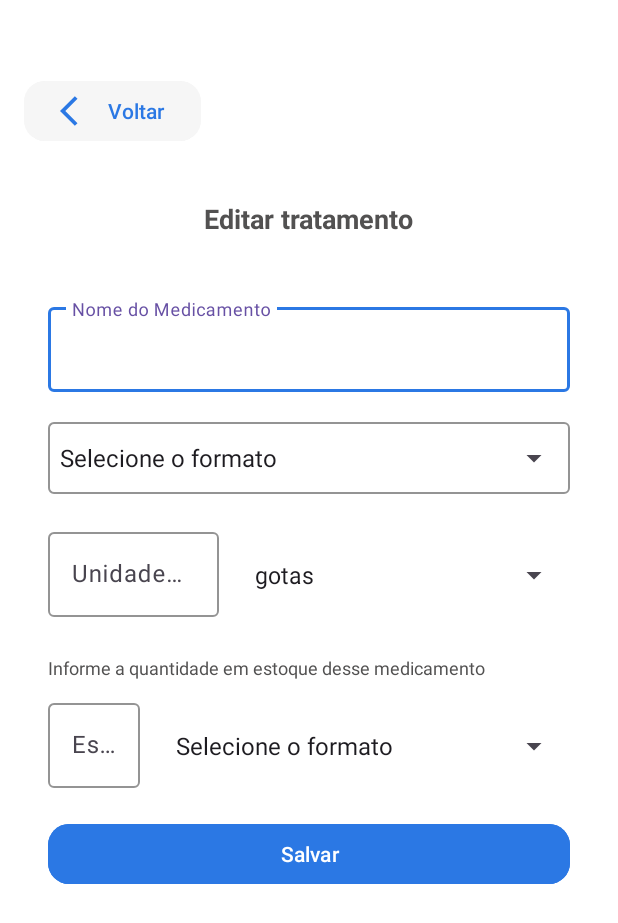
After one commit to lisboaluan/doseCerta, an Android app: the EditarMedicamentoActivity screen opened directly, with no data from a screen before it, on a phone screen of 412 x 824 dp. The commit adds this screen. Shown: the top 923 px of the screen. Run offline under Robolectric (Android 15) with nearby library versions, the phone set to English and light mode, and no system bars.

Commit message:
Adição da tela de edição de tratamento

```diff
--- a/app/src/main/AndroidManifest.xml
+++ b/app/src/main/AndroidManifest.xml
@@ -19,6 +19,10 @@
             android:name=".view.SignupActivity"
             android:exported="false" />
         <activity
+            android:name=".view.EditarMedicamentoActivity"
+            />
+
+        <activity
             android:name=".view.HomeActivity"
             android:exported="false" />
         <activity
--- a/app/src/main/java/com/luanlisboa/dosecerta/repository/AlertaRepository.kt
+++ b/app/src/main/java/com/luanlisboa/dosecerta/repository/AlertaRepository.kt
@@ -27,10 +27,10 @@ class AlertaRepository(context: Context) {
         return resultado
     }
 
-    fun getAllAlertas(): List<Alerta> {
+    fun getAllAlertas(idMedicamento: Long): List<Alerta> {
         val alertas = mutableListOf<Alerta>()
         val db = dbHelper.readableDatabase
-        val cursor = db.query("tbl_Alerta", null, "id_usuario = ?", arrayOf( SessionManager.loggedInUserId.toString()), null, null, null)
+        val cursor = db.query("tbl_Alerta", null, "id_usuario = ? AND id_medicamento = ?", arrayOf( SessionManager.loggedInUserId.toString(), idMedicamento.toString()), null, null, null)
 
         if (cursor.moveToFirst()) {
             do {
--- a/app/src/main/java/com/luanlisboa/dosecerta/view/CadastroMedicamentoActivity.kt
+++ b/app/src/main/java/com/luanlisboa/dosecerta/view/CadastroMedicamentoActivity.kt
@@ -31,6 +31,7 @@ class CadastroMedicamentoActivity : AppCompatActivity() {
 
             val sharedPreferences = getSharedPreferences("FormatoPrefs", MODE_PRIVATE)
             val editor = sharedPreferences.edit()
+            editor.clear()
             editor.putString("selectedFormat", spinnerFormato)
             editor.apply()
 
--- /dev/null
+++ b/app/src/main/java/com/luanlisboa/dosecerta/view/EditarMedicamentoActivity.kt
@@ -0,0 +1,86 @@
+package com.luanlisboa.dosecerta.view
+
+import android.os.Bundle
+import android.widget.Spinner
+import androidx.appcompat.app.AppCompatActivity
+import com.google.android.material.textfield.TextInputEditText
+import com.luanlisboa.dosecerta.R
+import com.luanlisboa.dosecerta.repository.MedicamentoRepository
+
+class EditarMedicamentoActivity : AppCompatActivity() {
+
+    private lateinit var medicamentoRepository: MedicamentoRepository
+    private var medicamentoId: Long? = null
+
+    private lateinit var editNomeMedicamento: TextInputEditText
+    private lateinit var spinnerFormato: Spinner
+    private lateinit var editUnidadeMedida: TextInputEditText
+    private lateinit var spinnerUnidadeMedida: Spinner
+    private lateinit var editEstoque: TextInputEditText
+    private lateinit var editEstoqueFormato: Spinner
+
+    override fun onCreate(savedInstanceState: Bundle?) {
+        super.onCreate(savedInstanceState)
+        setContentView(R.layout.activity_editar_medicamento)
+
+        // Inicializando o repositório
+        medicamentoRepository = MedicamentoRepository(this)
+
+        // Recuperando os campos de input
+        editNomeMedicamento = findViewById(R.id.edit_NomeMedicamentoEditar)
+        spinnerFormato = findViewById(R.id.spinnerFormatoEditar)
+        editUnidadeMedida = findViewById(R.id.edit_unidadeMedidaEditar)
+        spinnerUnidadeMedida = findViewById(R.id.spinnerUnidadeMedidaEditar)
+        editEstoque = findViewById(R.id.edit_estoqueEditar)
+        editEstoqueFormato = findViewById(R.id.spinnerEstoqueEditar)
+
+
+        // Recupera o ID do medicamento enviado pela Intent
+        medicamentoId = intent.getLongExtra("medicamentoId", -1)
+        if (medicamentoId != -1L) {
+            // Carregar dados do medicamento no formulário
+            carregarDadosMedicamento(medicamentoId!!)
+        }
+
+        // Configura o botão de salvar
+        findViewById<com.google.android.material.button.MaterialButton>(R.id.btn_salvar).setOnClickListener {
+            // Somente salvar quando o botão for clicado
+            salvarMedicamento()
+        }
+    }
+
+    private fun carregarDadosMedicamento(id: Long) {
+        // Recupera o medicamento do banco de dados
+        val medicamento = medicamentoRepository.getMedicamentoById(id)
+
+        val formatoArray = resources.getStringArray(R.array.formato) // O array usado no Spinner
+
+
+        // Preenche os campos com os dados existentes
+        medicamento?.let {
+            editNomeMedicamento.setText(it.nome)
+            spinnerFormato.setSelection(formatoArray.indexOf(it.formato))
+            editUnidadeMedida.setText(it.medida)
+            editEstoque.setText(it.quantEstoque.toString())
+        }
+    }
+
+    private fun salvarMedicamento() {
+        val nome = editNomeMedicamento.text.toString()
+        val dosagem = editUnidadeMedida.text.toString()
+/**
+        if (nome.isEmpty() || dosagem.isEmpty() || horario.isEmpty()) {
+            Toast.makeText(this, "Preencha todos os campos", Toast.LENGTH_SHORT).show()
+            return
+        }
+
+        if (medicamentoId != null && medicamentoId != -1L) {
+            // Atualizar o medicamento existente
+            medicamentoRepository.atualizarMedicamento(medicamentoId!!, nome, dosagem, horario)
+            Toast.makeText(this, "Medicamento atualizado com sucesso!", Toast.LENGTH_SHORT).show()
+        }
+**/
+        // Finaliza a Activity após salvar
+        finish()
+    }
+}
--- /dev/null
+++ b/app/src/main/res/layout/activity_editar_medicamento.xml
@@ -0,0 +1,176 @@
+<?xml version="1.0" encoding="utf-8"?>
+<ScrollView xmlns:android="http://schemas.android.com/apk/res/android"
+    xmlns:tools="http://schemas.android.com/tools"
+    android:layout_width="match_parent"
+    android:layout_height="match_parent"
+    xmlns:app="http://schemas.android.com/apk/res-auto"
+    android:fillViewport="true">
+
+    <LinearLayout
+        android:id="@+id/main"
+        android:layout_width="match_parent"
+        android:layout_height="wrap_content"
+        android:orientation="vertical"
+        android:background="@color/white"
+        tools:context=".view.EditarMedicamentoActivity">
+
+        <!-- Botão Voltar -->
+        <com.google.android.material.button.MaterialButton
+            android:id="@+id/btn_voltar_editar"
+            android:layout_width="wrap_content"
+            android:layout_height="wrap_content"
+            android:backgroundTint="@color/light_grey"
+            app:cornerRadius="14dp"
+            android:drawableLeft="@drawable/ic_voltar"
+            android:text="@string/btn_voltar"
+            android:textColor="@color/blue"
+            android:layout_marginTop="50dp"
+            android:layout_marginStart="16dp"/>
+
+        <!-- Título Edição Medicamento -->
+        <TextView
+            android:layout_width="wrap_content"
+            android:layout_height="wrap_content"
+            android:text="@string/txt_editarMedicamento"
+            android:textSize="18sp"
+            android:textStyle="bold"
+            android:textColor="@color/dark_grey"
+            android:layout_gravity="center"
+            android:layout_marginTop="35dp"/>
+
+        <!-- Campo Nome do Medicamento -->
+        <com.google.android.material.textfield.TextInputLayout
+            android:id="@+id/textInputLayoutNomeMedicamentoEditar"
+            android:layout_width="match_parent"
+            android:layout_height="wrap_content"
+            app:boxStrokeColor="@color/blue"
+            android:layout_marginTop="20dp"
+            android:layout_marginStart="32dp"
+            android:layout_marginEnd="32dp">
+
+            <com.google.android.material.textfield.TextInputEditText
+                android:id="@+id/edit_NomeMedicamentoEditar"
+                android:layout_width="match_parent"
+                android:layout_height="wrap_content"
+                android:hint="@string/hint_nomeMedicamento"
+                android:maxLines="1"
+                android:maxLength="25"/>
+        </com.google.android.material.textfield.TextInputLayout>
+
+        <!-- Campo Formato do Medicamento -->
+        <com.google.android.material.textfield.TextInputLayout
+            android:id="@+id/textInputLayoutFormatoEditar"
+            android:layout_width="match_parent"
+            android:layout_height="wrap_content"
+            app:boxStrokeColor="@color/blue"
+            android:layout_marginTop="20dp"
+            android:layout_marginStart="32dp"
+            android:layout_marginEnd="32dp">
+
+            <FrameLayout
+                android:layout_width="match_parent"
+                android:layout_height="wrap_content"
+                android:background="@drawable/spinner_background">
+                <Spinner
+                    android:id="@+id/spinnerFormatoEditar"
+                    android:layout_width="match_parent"
+                    android:layout_height="48dp"
+                    android:entries="@array/formato" />
+            </FrameLayout>
+        </com.google.android.material.textfield.TextInputLayout>
+
+        <!-- Unidade de Medida e Quantidade -->
+        <LinearLayout
+            android:layout_width="match_parent"
+            android:layout_height="wrap_content"
+            android:orientation="horizontal"
+            android:layout_marginTop="20dp"
+            android:layout_marginStart="32dp"
+            android:layout_marginEnd="32dp">
+
+            <com.google.android.material.textfield.TextInputLayout
+                android:id="@+id/textInputLayoutUnidadeMedidaEditar"
+                android:layout_width="0dp"
+                android:layout_height="wrap_content"
+                android:layout_weight="1"
+                app:boxStrokeColor="@color/blue"
+                android:hint="@string/hint_unidadeMedida">
+
+                <com.google.android.material.textfield.TextInputEditText
+                    android:id="@+id/edit_unidadeMedidaEditar"
+                    android:layout_width="match_parent"
+                    android:layout_height="wrap_content"
+                    android:inputType="number"
+                    android:maxLength="3" />
+            </com.google.android.material.textfield.TextInputLayout>
+
+            <Spinner
+                android:id="@+id/spinnerUnidadeMedidaEditar"
+                android:layout_width="wrap_content"
+                android:layout_height="48dp"
+                android:layout_marginStart="16dp"
+                android:layout_weight="1"
+                android:dropDownWidth="match_parent"
+                android:entries="@array/unidadeMedida"/>
+        </LinearLayout>
+
+        <!-- Quantidade em Estoque -->
+        <TextView
+            android:layout_width="wrap_content"
+            android:layout_height="wrap_content"
+            android:text="@string/txt_estoqueMedicamento"
+            android:textSize="12sp"
+            android:textColor="@color/dark_grey"
+            android:layout_gravity="start"
+            android:layout_marginTop="25dp"
+            android:layout_marginStart="32dp"/>
+
+        <LinearLayout
+            android:layout_width="match_parent"
+            android:layout_height="wrap_content"
+            android:orientation="horizontal"
+            android:layout_marginTop="10dp"
+            android:layout_marginStart="32dp"
+            android:layout_marginEnd="32dp">
+
+            <com.google.android.material.textfield.TextInputLayout
+                android:id="@+id/textInputLayoutQuantEstoqueEditar"
+                android:layout_width="0dp"
+                android:layout_height="wrap_content"
+                android:layout_weight="1"
+                app:boxStrokeColor="@color/blue"
+                android:hint="@string/hint_quantEstoque">
+
+                <com.google.android.material.textfield.TextInputEditText
+                    android:id="@+id/edit_estoqueEditar"
+                    android:layout_width="match_parent"
+                    android:layout_height="wrap_content"
+                    android:inputType="number"
+                    android:maxLength="3"/>
+            </com.google.android.material.textfield.TextInputLayout>
+
+            <Spinner
+                android:id="@+id/spinnerEstoqueEditar"
+                android:layout_width="wrap_content"
+                android:layout_height="48dp"
+                android:layout_marginStart="16dp"
+                android:layout_weight="1"
+                android:dropDownWidth="match_parent"
+                android:entries="@array/formato"/>
+        </LinearLayout>
+
+        <!-- Botão Salvar -->
+        <com.google.android.material.button.MaterialButton
+            android:id="@+id/btn_salvar"
+            android:layout_width="match_parent"
+            android:layout_height="wrap_content"
+            android:backgroundTint="@color/blue"
+            app:cornerRadius="14dp"
+            android:text="@string/btn_salvar"
+            android:textColor="@color/white"
+            android:layout_marginTop="20dp"
+            android:layout_marginStart="32dp"
+            android:layout_marginEnd="32dp"/>
+
+    </LinearLayout>
+</ScrollView>
--- a/app/src/main/res/values/strings.xml
+++ b/app/src/main/res/values/strings.xml
@@ -31,6 +31,8 @@
     <!-- Tela home/tratamento-->
     <string name="txt_listMedicamentos">Aqui serão listados os medicamentos já cadastrado</string>
     <string name="btn_cadastrarMedicamento">Cadastrar Medicamento</string>
+    <string name="editar">Editar\n</string>
+    <string name="excluir">Excluir</string>
 
     <!-- Tela de cadastro de medicamentos-->
     <string name="hint_nomeMedicamento">Nome do Medicamento</string>
@@ -39,6 +41,10 @@
     <string name="hint_quantEstoque">Estoque</string>
     <string name="txt_cadastroMedicamento">Cadastre o seu medicamento</string>
     <string name="txt_estoqueMedicamento">Informe a quantidade em estoque desse medicamento</string>
+
+    <!-- Tela de editar de tratamento-->
+    <string name="txt_editarMedicamento">Editar tratamento\n</string>
+    <string name="btn_salvar">Salvar</string>
 
     <!-- Tela de cadastro de alertas-->
     <string name="txt_cadastroAlerta">Cadastre o seu alerta</string>
```
Also changed, not shown: app/src/main/java/com/luanlisboa/dosecerta/fragments/TratamentoFragment.kt (+37 -8 lines), app/src/main/java/com/luanlisboa/dosecerta/models/Medicamento.kt (+8 -3 lines), app/src/main/java/com/luanlisboa/dosecerta/repository/MedicamentoRepository.kt (+69 -1 lines), app/src/main/java/com/luanlisboa/dosecerta/utils/TratamentoAdapter.kt (+32 -4 lines), app/src/main/res/layout/resumo_cadastro_tratamento.xml (+49 -1 lines), 1 other file.
